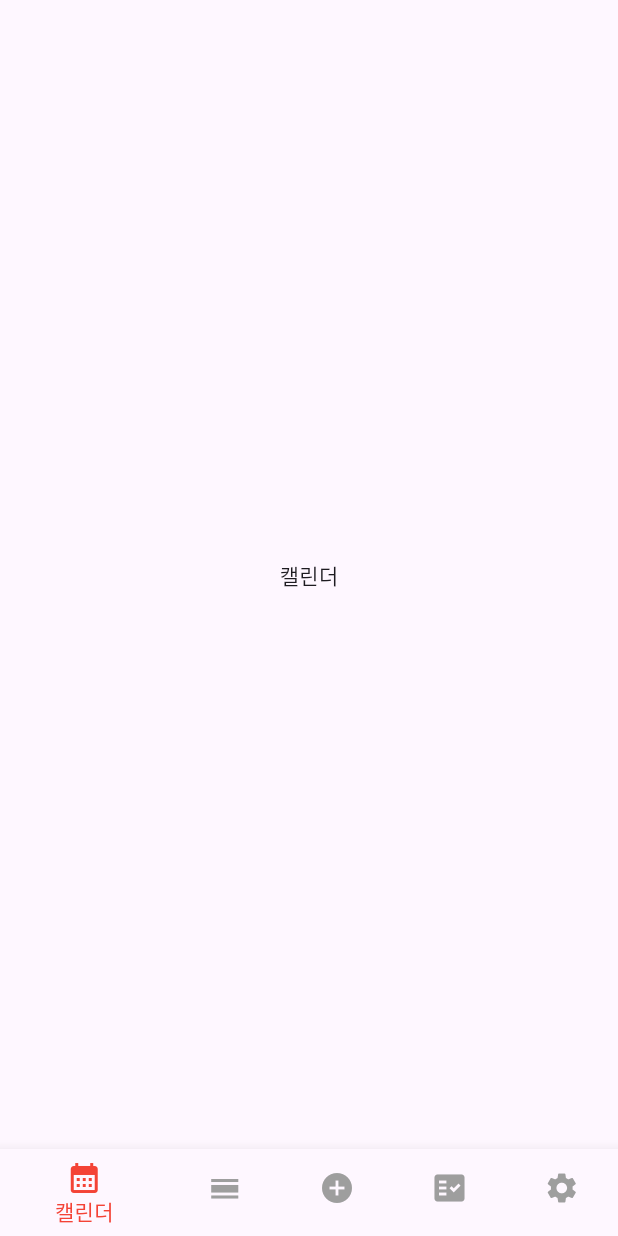
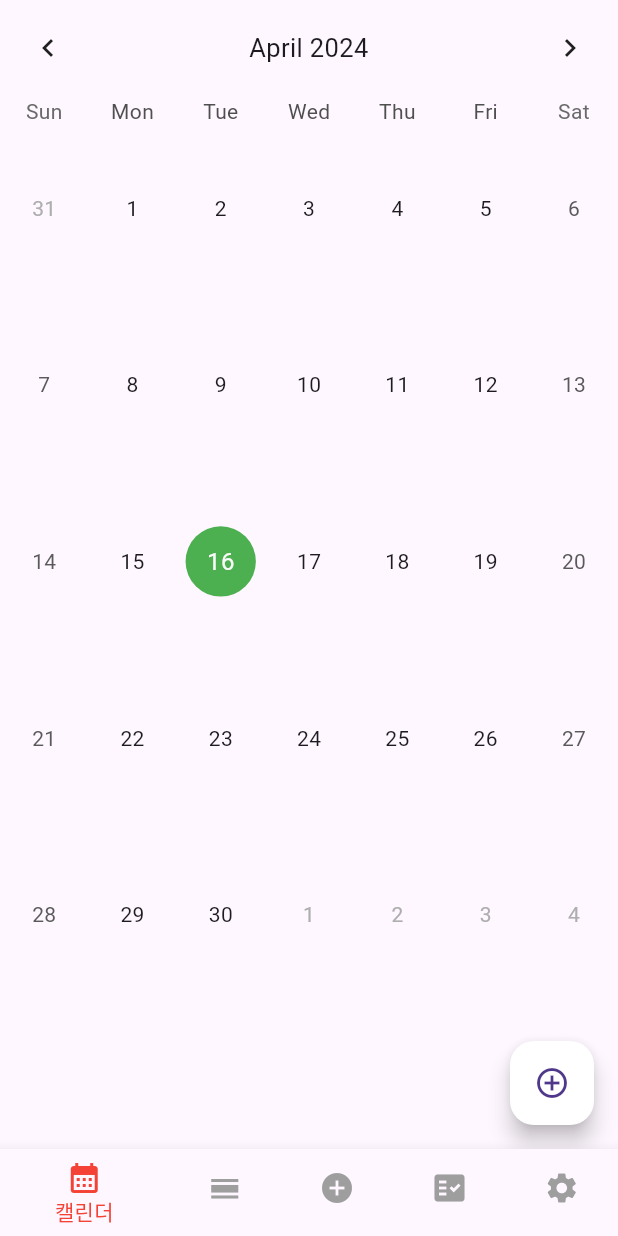
Before and after one commit to HBNU-SWUNIV/come-capstone24-no_late, a Flutter app: the screen it shows after launch, on a phone screen of 412 x 824 dp. Run offline on Flutter 3.47's test engine with Material 3 defaults, Android fonts, the phone set to English and light mode, and no system bars; drawn by our look-alikes of table_calendar.

Commit message:
캘린더 화면 추가

```diff
--- /dev/null
+++ b/003 Code/hanbat_capstone/lib/screen/Calendar.dart
@@ -0,0 +1,216 @@
+
+import 'package:flutter/material.dart';
+import 'package:table_calendar/table_calendar.dart';
+import 'AddEventPage.dart';
+import 'day_events_page.dart';
+import 'event.dart';
+
+
+
+class CalendarPage extends StatefulWidget {
+  @override
+  _CalendarPageState createState() => _CalendarPageState();
+}
+
+Map<DateTime, List<Event>> kEvents = {
+
+};
+
+
+
+
+class _CalendarPageState extends State<CalendarPage> {
+  Map<DateTime, List<Event>> selectedEvents = {};
+  CalendarFormat _calendarFormat = CalendarFormat.month;
+  DateTime _focusedDay = DateTime.now();
+  DateTime? _selectedDay;
+  late ValueNotifier<List<Event>> _selectedEvents;  // ValueNotifier 초기화
+
+  @override
+  void initState() {
+    super.initState();
+    _selectedEvents = ValueNotifier<List<Event>>([]);
+    _selectedDay = _focusedDay;
+    _selectedEvents = ValueNotifier(_getEventsForDay(_selectedDay!));
+  }
+
+  @override
+  void dispose() {
+    _selectedEvents.dispose();
+    super.dispose();
+  }
+
+  List<Event> _getEventsForDay(DateTime day) {
+    // Implementation example
+    DateTime dateKey = DateTime.utc(day.year, day.month, day.day);
+    var events = kEvents[dateKey] ?? [];
+
+    return events;
+  }
+
+  Widget _buildEventMarker(DateTime date, List<Event> events) {
+    if (events.isNotEmpty) {
+      // 일정이 있는 날짜에 마커 표시
+      print("Building marker for $date with events: $events");
+      return Positioned(
+        right: 1,
+        bottom: 1,
+        child: AnimatedContainer(
+          duration: const Duration(milliseconds: 300),
+          decoration: BoxDecoration(
+            shape: BoxShape.circle,
+            color: Colors.blue,
+          ),
+          width: 16.0,
+          height: 16.0,
+          child: Center(
+            child: Text(
+              '${events.length}',
+              style: TextStyle().copyWith(
+                color: Colors.white,
+                fontSize: 12.0,
+              ),
+            ),
+          ),
+        ),
+      );
+    }
+    return Container();
+  }
+
+
+  void _onDaySelected(DateTime selectedDay, DateTime focusedDay) {
+    if (!isSameDay(_selectedDay, selectedDay)) {
+      setState(() {
+        _selectedDay = selectedDay;
+        _focusedDay = focusedDay;
+      });
+
+      _selectedEvents.value = _getEventsForDay(selectedDay);
+    }
+    if (_selectedEvents.value.isNotEmpty) {
+      Navigator.push(
+        context,
+        MaterialPageRoute(
+          builder: (context) => DayEventsPage(
+            events: _selectedEvents.value,
+            selectedDate: selectedDay,
+            updateCalendar: _updateCalendar,
+          ),
+        ),
+      );
+    }
+  }
+  void _updateCalendar() {
+    setState(() {
+      _focusedDay = _focusedDay;
+    });
+  }
+
+  void _openAddEventPage() async {
+    final newEvent = await Navigator.push<Event>(
+        context,
+        MaterialPageRoute(builder: (context) => AddEventPage())
+    );
+
+    if (newEvent != null) {
+      setState(() {
+        DateTime eventDate = DateTime.utc(newEvent.date.year, newEvent.date.month, newEvent.date.day);
+        List<Event> events = kEvents[eventDate] ?? [];
+
+        // Check if an event with the same title and time already exists
+        bool eventExists = events.any((event) =>
+        event.title == newEvent.title && event.time == newEvent.time);
+
+        if (!eventExists) {
+          // If the event doesn't exist, add it to the list
+          kEvents[eventDate] = [...events, newEvent];
+        }
+      });
+    }
+  }
+
+
+
+
+
+
+  @override
+  Widget build(BuildContext context) {
+    final screenHeight = MediaQuery.of(context).size.height;
+    final statusBarHeight = MediaQuery.of(context).padding.top; // 상태 바 높이
+    final availableHeight = screenHeight  - statusBarHeight;
+    final rowHeight = availableHeight / 7;
+
+    return Scaffold(
+
+      floatingActionButton: FloatingActionButton(
+        onPressed: _openAddEventPage,
+          //
+          // if (_selectedDay != null) {
+          //   Navigator.of(context).push(MaterialPageRoute(
+          //       builder: (context) => AddEventPage()));
+          // } else {
+          //   ScaffoldMessenger.of(context).showSnackBar(
+          //       SnackBar(content: Text('날짜를 선택해주세요.'))
+          //   );
+          // }
+        // },
+        backgroundColor: Colors.white,
+        child: const Icon(
+            Icons.add_circle_outline
+        ),
+      ),
+      body: SingleChildScrollView(
+        child: Column(
+          children: [
+            TableCalendar<Event>(
+              firstDay: DateTime.utc(2010, 10, 16),
+              lastDay: DateTime.utc(2030, 3, 14),
+              focusedDay: _focusedDay,
+              calendarFormat: _calendarFormat,
+              rowHeight: rowHeight,
+              eventLoader: _getEventsForDay,
+              calendarBuilders: CalendarBuilders(
+                markerBuilder: (context, date, events) {
+                  return _buildEventMarker(date, events);
+                },
+              ),
+              selectedDayPredicate: (day) {
+                return isSameDay(_selectedDay, day);
+              },
+              onDaySelected: _onDaySelected,
+                // _showAddEventDialog(selectedDay);
+
+              onFormatChanged: (format) {
+                // if (_calendarFormat != format) {
+                //   setState(() {
+                //     _calendarFormat = format;
+                //   });
+                // }
+              },
+              onPageChanged: (focusedDay) {
+                _focusedDay = focusedDay;
+              },
+              calendarStyle: const CalendarStyle(
+                todayDecoration: BoxDecoration(
+                  color: Colors.blue,
+                  shape: BoxShape.circle,
+                ),
+                selectedDecoration: BoxDecoration(
+                  color: Colors.green,
+                  shape: BoxShape.circle,
+                ),
+              ),
+              headerStyle: const HeaderStyle(
+                formatButtonVisible: false,
+                titleCentered: true,
+              ),
+            ),
+
+          ],
+        ),
+      ),
+    );
+  }
+}
--- /dev/null
+++ b/003 Code/hanbat_capstone/lib/screen/event.dart
@@ -0,0 +1,21 @@
+import 'package:flutter/material.dart';
+
+class Event {
+  final String title;
+  final String description;
+  final DateTime date;
+  final TimeOfDay time;
+  final bool isRecurring;
+
+  Event({
+    required this.title,
+    required this.description,
+    required this.date,
+    required this.time,
+    this.isRecurring = false,
+  });
+  @override
+  String toString() {
+    return 'Event: $title, Date: $date, Time: $time';
+  }
+}
--- a/003 Code/hanbat_capstone/lib/screen/root_screen.dart
+++ b/003 Code/hanbat_capstone/lib/screen/root_screen.dart
@@ -1,6 +1,7 @@
 import 'package:flutter/material.dart';
 import 'review_screen.dart';
 import 'setting_screen.dart';
+import 'Calendar.dart';
 
 class RootScreen extends StatefulWidget {
   const RootScreen({Key? key}) : super(key: key);
@@ -35,13 +36,7 @@ class _RootScreenState extends State<RootScreen> {
   }
 
   List<Widget> renderChildren = <Widget>[
-    Container(          // TODO. 캘린더 화면 연결하기
-      child: Center(
-        child: Text(
-            '캘린더'
-        ),
-      ),
-    ),
+    CalendarPage(),
     Container(          // TODO. 일정관리 화면 연결하기
       child: Center(
         child: Text(
--- a/003 Code/hanbat_capstone/pubspec.yaml
+++ b/003 Code/hanbat_capstone/pubspec.yaml
@@ -74,7 +74,7 @@ flutter:
   #   - images/a_dot_burr.jpeg
   #   - images/a_dot_ham.jpeg
   assets:
-    - assets/icon/
+#    - assets/icon/
 
   # An image asset can refer to one or more resolution-specific "variants", see
   # https://flutter.dev/assets-and-images/#resolution-aware
```
Also changed, not shown: 003 Code/hanbat_capstone/lib/screen/AddEventPage.dart (added, +160 -0 lines), 003 Code/hanbat_capstone/lib/screen/day_events_page.dart (added, +112 -0 lines), 003 Code/hanbat_capstone/lib/screen/event_details_page.dart (added, +82 -0 lines), 003 Code/hanbat_capstone/pubspec.lock, 3 other files.
